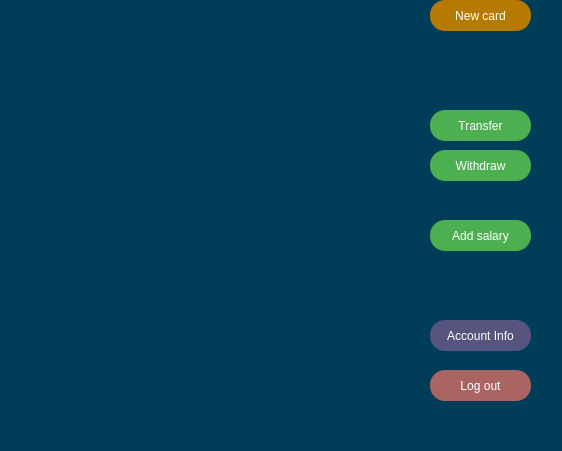
Above: src/modules/view/entityclientwindow.ui from ZhekLu/financial-system before the change. Below: the same form after it.
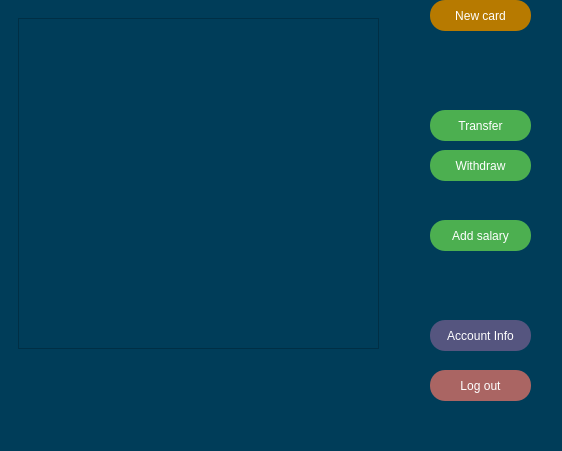
That is the form after the change. The open tabs and pages were chosen to show the change.

```diff
--- a/src/modules/view/entityclientwindow.ui
+++ b/src/modules/view/entityclientwindow.ui
@@ -718,7 +718,6 @@
          </attribute>
         </widget>
        </widget>
-       <widget class="QWidget" name="page_2"/>
       </widget>
      </item>
      <item>
```
Left out of the diff: 4 changed lines with no effect on the pictures.
